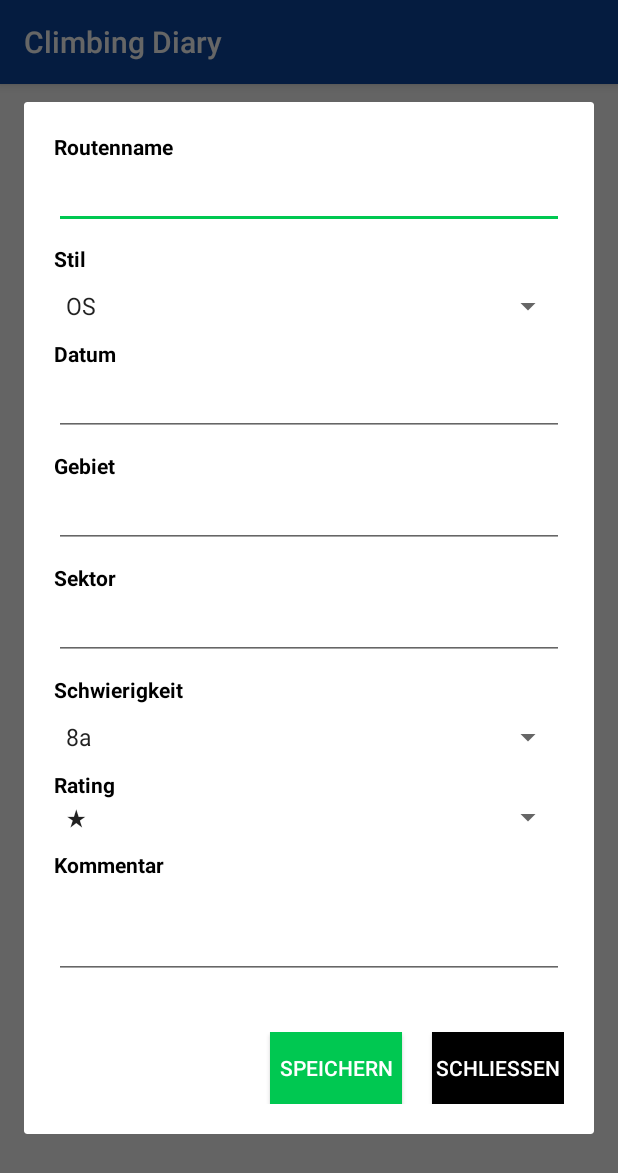
After one commit to LorenMucha/Climbing-Diary-App, an Android app: the fragment EditRouteDialog shown on its own in the app's theme, on a phone screen of 412 x 824 dp. The commit adds this screen. Shown: the top 1173 px of the screen. Run offline under Robolectric (Android 15) with nearby library versions, the phone set to English and light mode, and no system bars; 3 statements that could not run were skipped.

```diff
--- a/app/build.gradle
+++ b/app/build.gradle
@@ -34,7 +34,7 @@ dependencies {
     //doku: https://jitpack.io/p/Leogiroux/sweet-alert-dialog
     implementation 'com.github.f0ris.sweetalert:library:1.5.1'
     //doku: https://github.com/PhilJay/MPAndroidChart
-    implementation 'com.github.PhilJay:MPAndroidChart:v3.1.0'
+    implementation 'com.github.PhilJay:MPAndroidChart:v3.1.0-alpha'
     testImplementation 'junit:junit:4.12'
     androidTestImplementation 'com.android.support.test:runner:1.0.2'
     androidTestImplementation 'com.android.support.test.espresso:espresso-core:3.0.2'
--- a/app/src/main/java/com/example/climbingdiary/RoutesFragment.java
+++ b/app/src/main/java/com/example/climbingdiary/RoutesFragment.java
@@ -61,6 +61,7 @@ public class RoutesFragment extends Fragment {
 
         adapter = new RoutesAdapter(routes);
         rvRoutes.setAdapter(adapter);
+        StatisticFragment.createBarChart();
     }
 
 }
--- /dev/null
+++ b/app/src/main/java/com/example/climbingdiary/dialog/EditRouteDialog.java
@@ -0,0 +1,152 @@
+package com.example.climbingdiary.dialog;
+
+import android.content.Context;
+import android.graphics.Color;
+import android.os.Bundle;
+import android.support.annotation.Nullable;
+import android.support.v4.app.DialogFragment;
+import android.text.Editable;
+import android.text.SpannableStringBuilder;
+import android.text.Spanned;
+import android.text.TextUtils;
+import android.text.TextWatcher;
+import android.text.style.ForegroundColorSpan;
+import android.util.Log;
+import android.view.LayoutInflater;
+import android.view.View;
+import android.view.ViewGroup;
+import android.widget.ArrayAdapter;
+import android.widget.AutoCompleteTextView;
+import android.widget.Button;
+import android.widget.EditText;
+import android.widget.Spinner;
+
+import com.example.climbingdiary.R;
+import com.example.climbingdiary.models.Area;
+import com.example.climbingdiary.models.Levels;
+import com.example.climbingdiary.models.Rating;
+import com.example.climbingdiary.models.Sector;
+import com.example.climbingdiary.models.Styles;
+import com.example.climbingdiary.models.Ui.SetDate;
+
+public class EditRouteDialog  extends DialogFragment {
+    public EditRouteDialog() {}
+    public static EditRouteDialog newInstance(String title){
+        EditRouteDialog edit = new  EditRouteDialog();
+        Bundle args = new Bundle();
+        args.putString("title", title);
+        edit.setArguments(args);
+        return edit;
+    }
+
+    @Override
+    public View onCreateView(LayoutInflater inflater, ViewGroup container, Bundle savedInstanceState) {
+        return inflater.inflate(R.layout.dialog_add_route, container);
+    }
+
+
+    @Override
+    public void onViewCreated(final View view, @Nullable Bundle savedInstanceState) {
+
+        super.onViewCreated(view, savedInstanceState);
+
+        final Context _context = view.getContext();
+
+        // Fetch arguments from bundle and set title
+
+        String title = getArguments().getString("title", "Bearbeiten");
+
+        // Initialize a new foreground color span instance
+        ForegroundColorSpan foregroundColorSpan = new ForegroundColorSpan(Color.BLACK);
+
+        // Initialize a new spannable string builder instance
+        SpannableStringBuilder ssBuilder = new SpannableStringBuilder(title);
+
+        // Apply the text color span
+        ssBuilder.setSpan(foregroundColorSpan,0,title.length(), Spanned.SPAN_EXCLUSIVE_EXCLUSIVE);
+
+        getDialog().setTitle(ssBuilder);
+
+        // Set title divider color
+        int titleDividerId = getResources().getIdentifier("titleDivider", "id", "android");
+        View titleDivider = getDialog().findViewById(titleDividerId);
+        if (titleDivider != null)
+            titleDivider.setBackgroundColor(getResources().getColor(android.R.color.black));
+
+        //input elements
+        Button closeDialog = (Button) view.findViewById(R.id.input_route_close);
+        Button saveRoute = (Button) view.findViewById(R.id.input_route_save);
+        final Spinner stil = (Spinner) view.findViewById(R.id.input_route_stil);
+        final Spinner level = (Spinner) view.findViewById(R.id.input_route_level);
+        final Spinner rating = (Spinner) view.findViewById(R.id.input_route_rating);
+        final EditText date = (EditText) view.findViewById(R.id.input_route_date);
+        final EditText name = (EditText) view.findViewById(R.id.input_route_name);
+        final AutoCompleteTextView area = (AutoCompleteTextView) view.findViewById(R.id.input_route_area);
+        final AutoCompleteTextView sector = (AutoCompleteTextView) view.findViewById(R.id.input_route_sektor);
+        final EditText comment = (EditText) view.findViewById(R.id.input_route_comment);
+
+        // set Spinner for choosing the style
+        ArrayAdapter<String> stilArrayAdapter = new ArrayAdapter<String>(_context,android.R.layout.simple_spinner_item, Styles.getStyle(true));
+        stilArrayAdapter.setDropDownViewResource(android.R.layout.simple_spinner_dropdown_item); // The drop down view
+        stil.setAdapter(stilArrayAdapter);
+
+        // set Spinner for choosing the level
+        ArrayAdapter<String> levelArrayAdapter = new ArrayAdapter<String>(_context,android.R.layout.simple_spinner_item, Levels.getLevels());
+        levelArrayAdapter.setDropDownViewResource(android.R.layout.simple_spinner_dropdown_item); // The drop down view
+        level.setAdapter(levelArrayAdapter);
+        //pre select 8a
+        level.setSelection(12);
+
+        //get the route List and set autocomplete
+        ArrayAdapter<String> areaArrayAdapter = new ArrayAdapter<String>(view.getContext(),android.R.layout.simple_spinner_item, Area.getRouteNameList(_context));
+        //will start working from first character
+        area.setThreshold(1);
+        area.setAdapter(areaArrayAdapter);
+
+        //get the sector list and set the autocomplete if area is set
+        area.addTextChangedListener(new TextWatcher() {
+            @Override
+            public void beforeTextChanged(CharSequence s, int start, int count, int after) {
+
+            }
+            @Override
+            public void onTextChanged(CharSequence s, int start, int before, int count)
+            {
+                Log.d("sector list", TextUtils.join(",", Sector.getSectorList(_context,area.getText().toString().trim())));
+                ArrayAdapter<String> sectorArrayAdapter = new ArrayAdapter<String>(_context,android.R.layout.simple_spinner_item, Sector.getSectorList(_context,area.getText().toString().trim()));
+                //will start working from first character
+                sector.setThreshold(1);
+                sector.setAdapter(sectorArrayAdapter);
+            }
+            @Override
+            public void afterTextChanged(Editable s) {
+
+            }
+        });
+
+        // set Spinner for choosing the level
+        ArrayAdapter<String> ratingArrayAdapter = new ArrayAdapter<String>(_context,android.R.layout.simple_spinner_item, Rating.getRating());
+        ratingArrayAdapter.setDropDownViewResource(android.R.layout.simple_spinner_dropdown_item); // The drop down view
+        rating.setAdapter(ratingArrayAdapter);
+
+        //set date listener
+        SetDate setDate = new SetDate(date, _context);
+
+        //save the route
+        saveRoute.setOnClickListener(new View.OnClickListener() {
+            @Override
+            public void onClick(View v) {
+
+            }
+        });
+
+        //close the dialog
+        closeDialog.setOnClickListener(new View.OnClickListener() {
+            @Override
+            public void onClick(View v) {
+                getDialog().cancel();
+            }
+        });
+
+    }
+}
--- /dev/null
+++ b/app/src/main/java/com/example/climbingdiary/models/BarChart.java
@@ -0,0 +1,4 @@
+package com.example.climbingdiary.models;
+
+public class BarChart {
+}
```
Also changed, not shown: app/src/main/java/com/example/climbingdiary/StatisticFragment.java (+43 -13 lines), app/src/main/java/com/example/climbingdiary/adapter/RoutesAdapter.java (+17 -2 lines), app/src/main/res/layout/statistic_fragment.xml (+15 -0 lines).
